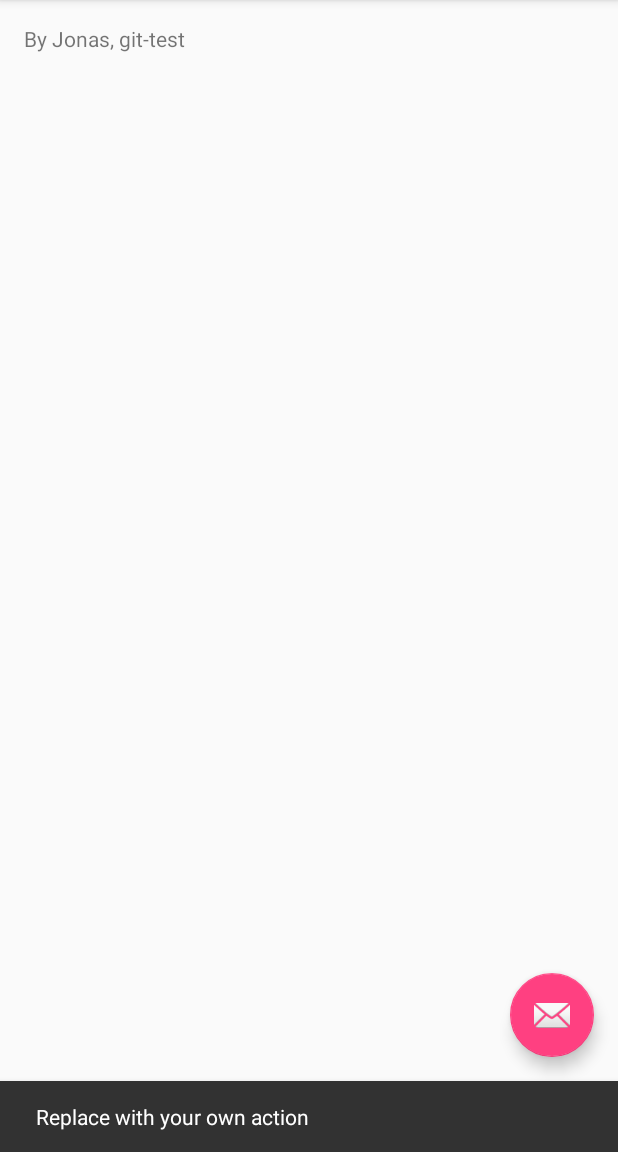
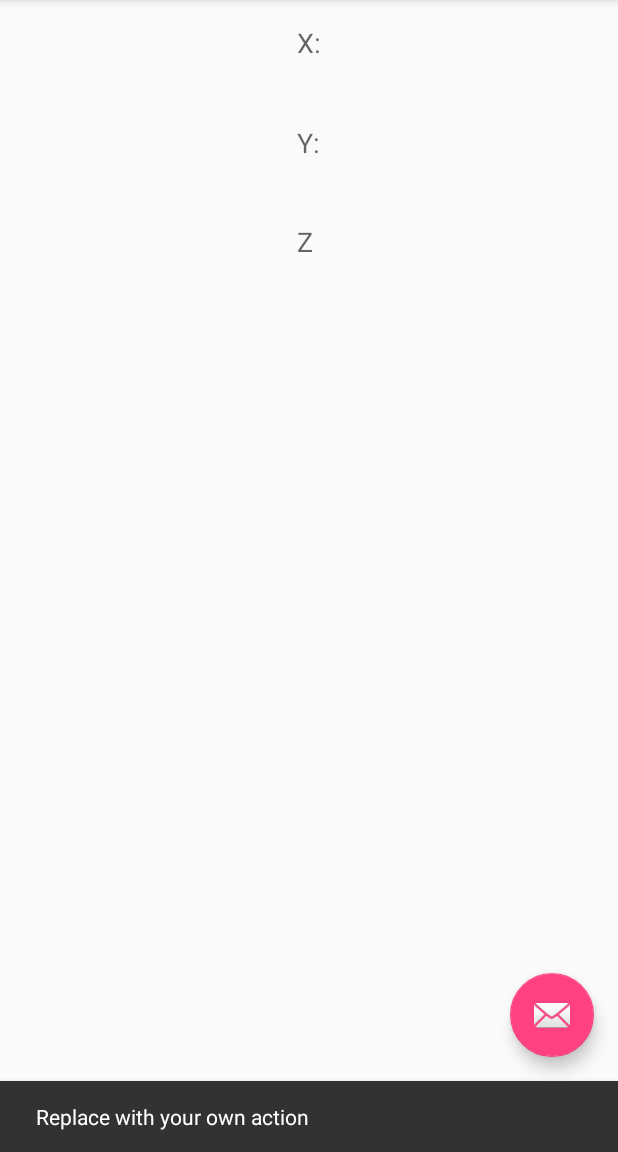
Before and after one commit to nyxxstudios/caelum, an Android app: the screen it shows after launch (MainActivity), after a tap on an icon or button, on a phone screen of 412 x 824 dp, the part 84-1236 px from its top. Run offline under Robolectric (Android 15) with nearby library versions, the phone set to English and light mode, and no system bars.

```diff
--- a/Caelum/app/src/main/java/com/nyxxstudios/caelum/MainActivity.java
+++ b/Caelum/app/src/main/java/com/nyxxstudios/caelum/MainActivity.java
@@ -9,7 +9,23 @@ import android.view.View;
 import android.view.Menu;
 import android.view.MenuItem;
 
-public class MainActivity extends AppCompatActivity {
+//Sensor classes
+import android.hardware.Sensor;
+import android.hardware.SensorManager;
+import android.hardware.SensorEvent;
+import android.hardware.SensorEventListener;
+
+import android.widget.TextView;
+
+
+
+
+public class MainActivity extends AppCompatActivity implements SensorEventListener {
+
+    private TextView XAccText, yAccText, zAccText;
+    private Sensor accSensor;
+    private SensorManager sm;
+
 
     @Override
     protected void onCreate(Bundle savedInstanceState) {
@@ -26,6 +42,33 @@ public class MainActivity extends AppCompatActivity {
                         .setAction("Action", null).show();
             }
         });
+
+        //get our Sensor Mananger
+        sm = (SensorManager) getSystemService(SENSOR_SERVICE);
+
+        //Accelerometer Sensor
+        accSensor = sm.getDefaultSensor(Sensor.TYPE_ACCELEROMETER);
+
+        //Register Sensor Listener
+        sm.registerListener(this, accSensor, SensorManager.SENSOR_DELAY_NORMAL);
+
+        //Assign TextView
+        XAccText = (TextView) findViewById(R.id.xAccText);
+        yAccText = (TextView) findViewById(R.id.yAccText);
+        zAccText = (TextView) findViewById(R.id.zAccText);
+
+    }
+
+    @Override
+    public void onAccuracyChanged(Sensor sensor, int accuracy) {
+        // Not in Use
+    }
+
+    @Override
+    public void onSensorChanged(SensorEvent event) {
+        XAccText.setText("X: " + event.values[0]);
+        yAccText.setText("Y: " + event.values[1]);
+        zAccText.setText("Z: " + event.values[2]);
     }
 
     @Override
@@ -49,4 +92,5 @@ public class MainActivity extends AppCompatActivity {
 
         return super.onOptionsItemSelected(item);
     }
+
 }
--- a/Caelum/app/src/main/res/layout/content_main.xml
+++ b/Caelum/app/src/main/res/layout/content_main.xml
@@ -15,5 +15,31 @@
     <TextView
         android:layout_width="wrap_content"
         android:layout_height="wrap_content"
-        android:text="@string/by_jonas_git_test" />
+        android:textAppearance="?android:attr/textAppearanceMedium"
+        android:text="X:"
+        android:id="@+id/xAccText"
+        android:layout_alignParentTop="true"
+        android:layout_centerHorizontal="true" />
+
+    <TextView
+        android:layout_width="wrap_content"
+        android:layout_height="wrap_content"
+        android:textAppearance="?android:attr/textAppearanceMedium"
+        android:text="Y:"
+        android:id="@+id/yAccText"
+        android:layout_marginTop="42dp"
+        android:layout_below="@+id/xAccText"
+        android:layout_alignLeft="@+id/xAccText"
+        android:layout_alignStart="@+id/xAccText" />
+
+    <TextView
+        android:layout_width="wrap_content"
+        android:layout_height="wrap_content"
+        android:textAppearance="?android:attr/textAppearanceMedium"
+        android:text="Z"
+        android:id="@+id/zAccText"
+        android:layout_marginTop="41dp"
+        android:layout_below="@+id/yAccText"
+        android:layout_alignLeft="@+id/yAccText"
+        android:layout_alignStart="@+id/yAccText" />
 </RelativeLayout>
```
